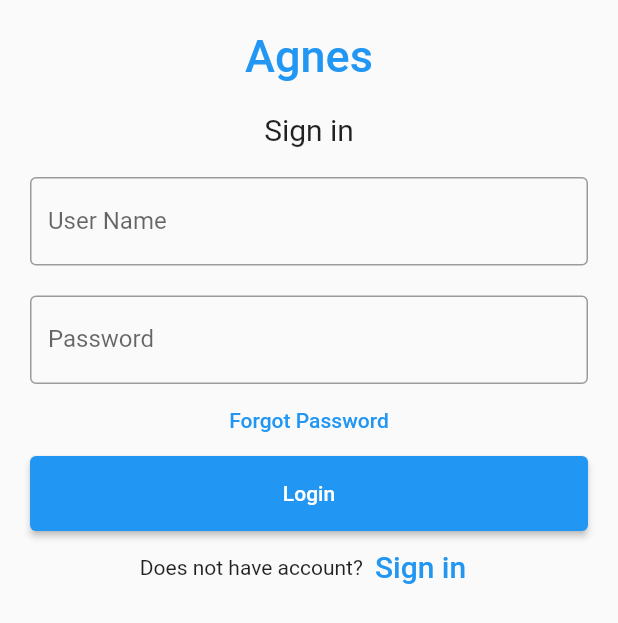
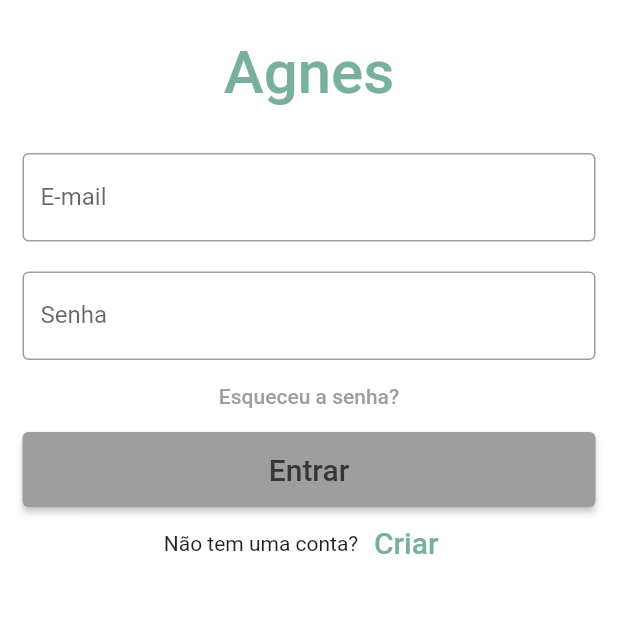
Before and after one commit to andrerclaudio/agnes_app, a Flutter app: the screen it shows after launch, on a phone screen of 412 x 824 dp. Shown: the top 623 px of the screen. Run offline on Flutter 3.47's test engine with Material 2 defaults, Android fonts, the phone set to English and light mode, and no system bars.

Commit message:
Login screen.

```diff
--- a/lib/main.dart
+++ b/lib/main.dart
@@ -1,7 +1,7 @@
 import 'package:flutter/material.dart';
 
 void main() {
-  // SystemChrome.setEnabledSystemUIMode(SystemUiMode.immersive);
+  // SystemChrome.setEnabledSystemUIMode(SystemUiMode.leanBack);
   runApp(const MyApp());
 }
 
@@ -24,7 +24,7 @@ class MyApp extends StatelessWidget {
         // or simply save your changes to "hot reload" in a Flutter IDE).
         // Notice that the counter didn't reset back to zero; the application
         // is not restarted.
-        primarySwatch: Colors.blue,
+        primarySwatch: Colors.grey, scaffoldBackgroundColor: Colors.white,
       ),
       home: const MyHomePage(title: 'Agnes'),
     );
@@ -65,27 +65,23 @@ class _MyHomePageState extends State<MyHomePage> {
       //   // the App.build method, and use it to set our appbar title.
       //   title: const Center(child: Text('Agnes')),
       // ),
-      body: Padding(
-        padding: const EdgeInsets.all(10),
+      body: SizedBox(
+        height: height,
+        width: width,
+        child: Padding(
+          padding: const EdgeInsets.all(5),
           child: ListView(
             children: <Widget>[
               Container(
                 alignment: Alignment.center,
-              padding: const EdgeInsets.all(10),
+                padding: const EdgeInsets.all(20),
                 child: const Text(
                   'Agnes',
                   style: TextStyle(
-                    color: Colors.blue,
+                    color: Color(0xff78af9f),
                     fontWeight: FontWeight.w500,
-                    fontSize: 30),
+                    fontSize: 40,
                   ),
-            ),
-            Container(
-              alignment: Alignment.center,
-              padding: const EdgeInsets.all(10),
-              child: const Text(
-                'Sign in',
-                style: TextStyle(fontSize: 20),
                 ),
               ),
               Container(
@@ -94,7 +90,7 @@ class _MyHomePageState extends State<MyHomePage> {
                   controller: nameController,
                   decoration: const InputDecoration(
                     border: OutlineInputBorder(),
-                  labelText: 'User Name',
+                    labelText: 'E-mail',
                   ),
                 ),
               ),
@@ -105,7 +101,7 @@ class _MyHomePageState extends State<MyHomePage> {
                   controller: passwordController,
                   decoration: const InputDecoration(
                     border: OutlineInputBorder(),
-                  labelText: 'Password',
+                    labelText: 'Senha',
                   ),
                 ),
               ),
@@ -114,24 +110,33 @@ class _MyHomePageState extends State<MyHomePage> {
                   //forgot password screen
                 },
                 child: const Text(
-                'Forgot Password',
+                  'Esqueceu a senha?',
                 ),
               ),
               Container(
                 height: 50,
                 padding: const EdgeInsets.fromLTRB(10, 0, 10, 0),
                 child: ElevatedButton(
-                child: const Text('Login'),
+                  child: const Text(
+                    'Entrar',
+                    style: TextStyle(
+                      fontSize: 20,
+                      color: Color(0xff363639),
+                    ),
+                  ),
                   onPressed: () {},
                 ),
               ),
               Row(
                 children: <Widget>[
-                const Text('Does not have account?'),
+                  const Text('Não tem uma conta?'),
                   TextButton(
                     child: const Text(
-                    'Sign in',
-                    style: TextStyle(fontSize: 20),
+                      'Criar',
+                      style: TextStyle(
+                        fontSize: 20,
+                        color: Color(0xff78af9f),
+                      ),
                     ),
                     onPressed: () {
                       //signup screen
@@ -143,6 +148,7 @@ class _MyHomePageState extends State<MyHomePage> {
             ],
           ),
         ),
+      ),
     );
   }
 }
```
Also changed, not shown: 2 other files. Lines whose indentation alone changed are shown as unchanged.
